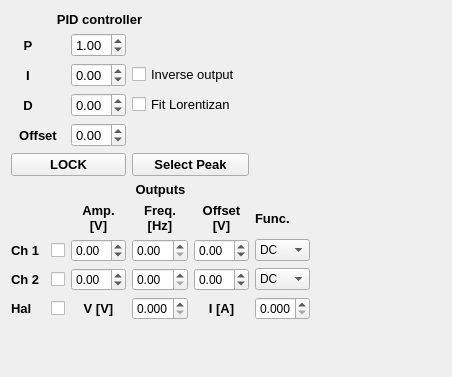
Old version of the form widgets/scopeWidget/outputsControl.ui in the repository BarakDayanLab/GUI-Experiment.
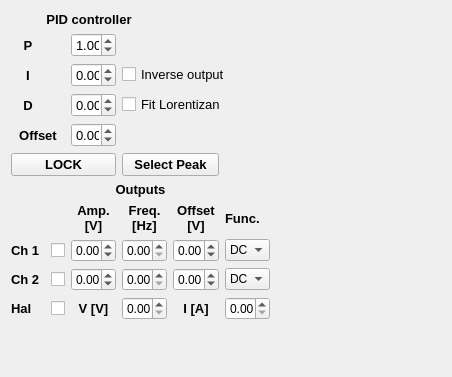
New version of the form.

Commit message: cavity_lock.py - divide pid parameters by 10

Diff of the .ui file:
```diff
--- a/widgets/scopeWidget/outputsControl.ui
+++ b/widgets/scopeWidget/outputsControl.ui
@@ -18,7 +18,7 @@
     <rect>
      <x>10</x>
      <y>10</y>
-     <width>301</width>
+     <width>261</width>
      <height>311</height>
     </rect>
    </property>
```
The commit also changes 2 other files.
